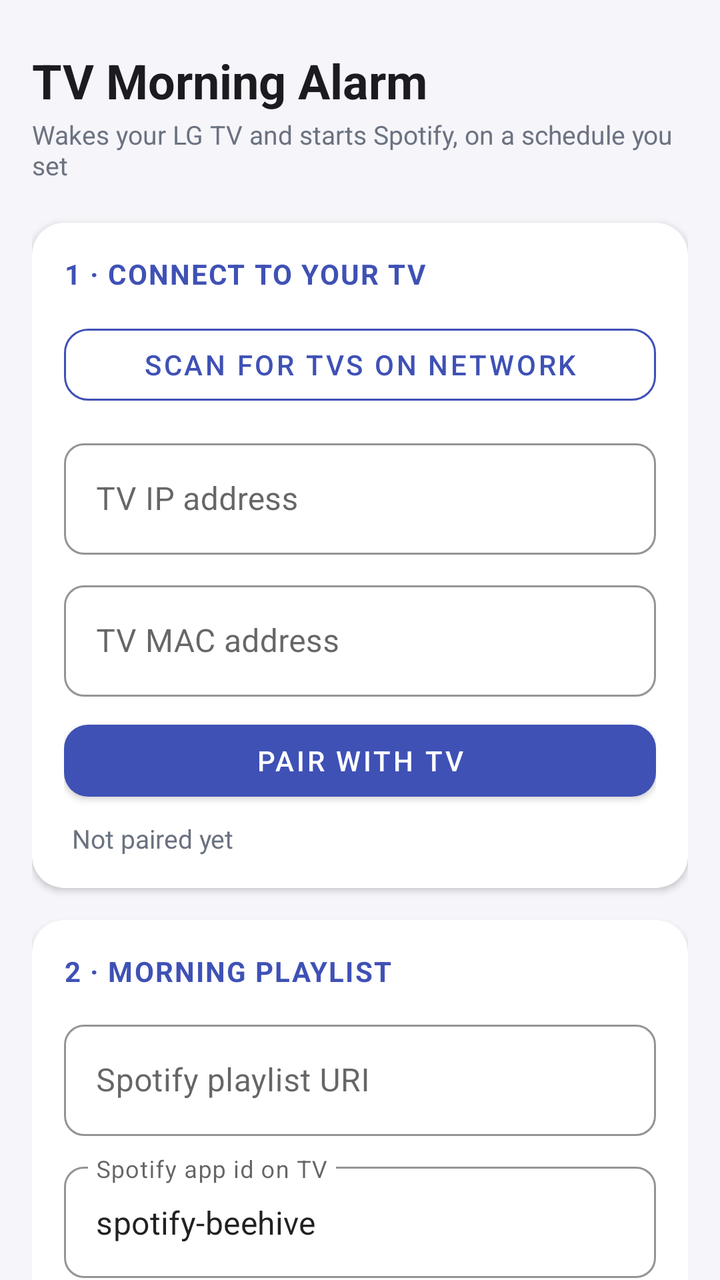
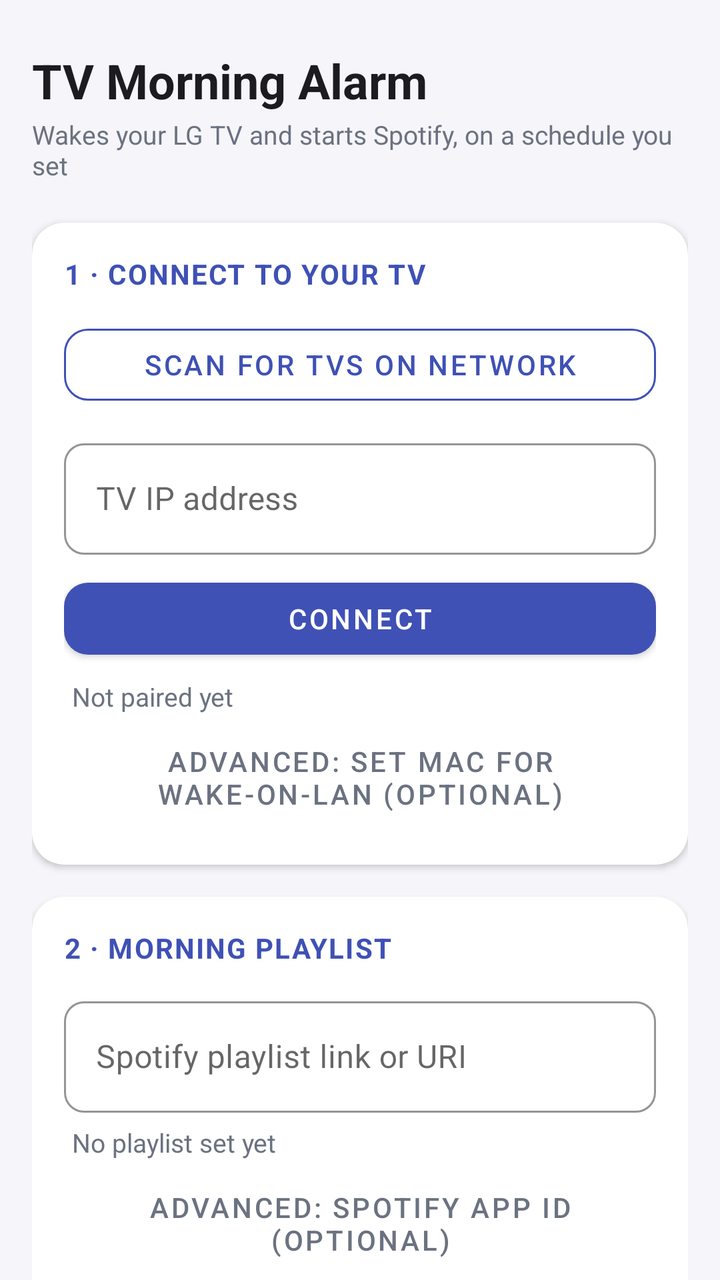

Before-and-after screenshots of an Android layout around one commit, followed by the original layout XML and the change that was made.
<!-- AndroidManifest.xml: application theme Theme.TvAlarm -->
<!-- res/layout/activity_main.xml -->
<?xml version="1.0" encoding="utf-8"?>
<androidx.core.widget.NestedScrollView
    xmlns:android="http://schemas.android.com/apk/res/android"
    xmlns:app="http://schemas.android.com/apk/res-auto"
    android:layout_width="match_parent"
    android:layout_height="match_parent"
    android:background="@color/surface_background">

    <LinearLayout
        android:orientation="vertical"
        android:padding="16dp"
        android:layout_width="match_parent"
        android:layout_height="wrap_content">

        <TextView
            android:text="TV Morning Alarm"
            android:textSize="24sp"
            android:textStyle="bold"
            android:textColor="@color/text_primary"
            android:layout_marginTop="8dp"
            android:layout_marginBottom="2dp"
            android:layout_width="wrap_content"
            android:layout_height="wrap_content" />

        <TextView
            android:text="Wakes your LG TV and starts Spotify, on a schedule you set"
            android:textSize="13sp"
            android:textColor="@color/text_secondary"
            android:layout_marginBottom="20dp"
            android:layout_width="wrap_content"
            android:layout_height="wrap_content" />

        
        <com.google.android.material.card.MaterialCardView style="@style/CardSection">
            <LinearLayout
                android:orientation="vertical"
                android:layout_width="match_parent"
                android:layout_height="wrap_content">

                <TextView android:text="1 \u00b7 Connect to your TV" style="@style/SectionTitle" />

                <com.google.android.material.button.MaterialButton
                    android:id="@+id/btnScan"
                    android:text="Scan for TVs on network"
                    style="@style/OutlinedActionButton"
                    android:layout_marginTop="0dp"
                    android:layout_width="match_parent"
                    android:layout_height="wrap_content" />

                <com.google.android.material.textfield.TextInputLayout
                    style="@style/OutlinedField"
                    android:layout_width="match_parent"
                    android:layout_height="wrap_content"
                    android:hint="TV IP address">
                    <com.google.android.material.textfield.TextInputEditText
                        android:id="@+id/inputTvIp"
                        android:inputType="text"
                        android:importantForAutofill="no"
                        android:layout_width="match_parent"
                        android:layout_height="wrap_content" />
                </com.google.android.material.textfield.TextInputLayout>

                <com.google.android.material.textfield.TextInputLayout
                    style="@style/OutlinedField"
                    android:layout_width="match_parent"
                    android:layout_height="wrap_content"
                    android:hint="TV MAC address">
                    <com.google.android.material.textfield.TextInputEditText
                        android:id="@+id/inputTvMac"
                        android:inputType="text"
                        android:importantForAutofill="no"
                        android:layout_width="match_parent"
                        android:layout_height="wrap_content" />
                </com.google.android.material.textfield.TextInputLayout>

                <com.google.android.material.button.MaterialButton
                    android:id="@+id/btnPair"
                    android:text="Pair with TV"
                    style="@style/PrimaryActionButton"
                    android:layout_width="match_parent"
                    android:layout_height="wrap_content" />

                <TextView
                    android:id="@+id/statusPair"
                    android:text="Not paired yet"
                    style="@style/StatusLine"
                    android:layout_width="match_parent"
                    android:layout_height="wrap_content" />

            </LinearLayout>
        </com.google.android.material.card.MaterialCardView>

        
        <com.google.android.material.card.MaterialCardView style="@style/CardSection">
            <LinearLayout
                android:orientation="vertical"
                android:layout_width="match_parent"
                android:layout_height="wrap_content">

                <TextView android:text="2 \u00b7 Morning playlist" style="@style/SectionTitle" />

                <com.google.android.material.textfield.TextInputLayout
                    style="@style/OutlinedField"
                    android:layout_marginTop="0dp"
                    android:layout_width="match_parent"
                    android:layout_height="wrap_content"
                    android:hint="Spotify playlist URI">
                    <com.google.android.material.textfield.TextInputEditText
                        android:id="@+id/inputPlaylistUri"
                        android:inputType="text"
                        android:importantForAutofill="no"
                        android:layout_width="match_parent"
                        android:layout_height="wrap_content" />
                </com.google.android.material.textfield.TextInputLayout>

                <com.google.android.material.textfield.TextInputLayout
                    style="@style/OutlinedField"
                    android:layout_width="match_parent"
                    android:layout_height="wrap_content"
                    android:hint="Spotify app id on TV">
                    <com.google.android.material.textfield.TextInputEditText
                        android:id="@+id/inputSpotifyAppId"
                        android:text="spotify-beehive"
                        android:inputType="text"
                        android:importantForAutofill="no"
                        android:layout_width="match_parent"
                        android:layout_height="wrap_content" />
                </com.google.android.material.textfield.TextInputLayout>

            </LinearLayout>
        </com.google.android.material.card.MaterialCardView>

        
        <com.google.android.material.card.MaterialCardView style="@style/CardSection">
            <LinearLayout
                android:orientation="vertical"
                android:layout_width="match_parent"
                android:layout_height="wrap_content">

                <TextView android:text="3 \u00b7 Schedule" style="@style/SectionTitle" />

                <TimePicker
                    android:id="@+id/timePicker"
                    android:timePickerMode="spinner"
                    android:layout_width="wrap_content"
                    android:layout_height="wrap_content"
                    android:layout_gravity="center_horizontal" />

                <TextView
                    android:text="Repeat on"
                    android:textSize="12sp"
                    android:textColor="@color/text_secondary"
                    android:layout_marginTop="8dp"
                    android:layout_marginBottom="6dp"
                    android:layout_width="wrap_content"
                    android:layout_height="wrap_content" />

                <com.google.android.material.chip.ChipGroup
                    android:id="@+id/dayChipGroup"
                    app:singleSelection="false"
                    app:chipSpacingHorizontal="4dp"
                    android:layout_width="match_parent"
                    android:layout_height="wrap_content">

                    <com.google.android.material.chip.Chip
                        android:id="@+id/chipSun" android:text="Su" android:checkable="true" android:checked="true" style="@style/DayChip" />
                    <com.google.android.material.chip.Chip
                        android:id="@+id/chipMon" android:text="Mo" android:checkable="true" android:checked="true" style="@style/DayChip" />
                    <com.google.android.material.chip.Chip
                        android:id="@+id/chipTue" android:text="Tu" android:checkable="true" android:checked="true" style="@style/DayChip" />
                    <com.google.android.material.chip.Chip
                        android:id="@+id/chipWed" android:text="We" android:checkable="true" android:checked="true" style="@style/DayChip" />
                    <com.google.android.material.chip.Chip
                        android:id="@+id/chipThu" android:text="Th" android:checkable="true" android:checked="true" style="@style/DayChip" />
                    <com.google.android.material.chip.Chip
                        android:id="@+id/chipFri" android:text="Fr" android:checkable="true" android:checked="true" style="@style/DayChip" />
                    <com.google.android.material.chip.Chip
                        android:id="@+id/chipSat" android:text="Sa" android:checkable="true" android:checked="true" style="@style/DayChip" />
                </com.google.android.material.chip.ChipGroup>

                <com.google.android.material.button.MaterialButton
                    android:id="@+id/btnSave"
                    android:text="Save + Schedule Alarm"
                    style="@style/PrimaryActionButton"
                    android:layout_width="match_parent"
                    android:layout_height="wrap_content" />

                <TextView
                    android:id="@+id/statusSchedule"
                    android:text="Not scheduled yet"
                    style="@style/StatusLine"
                    android:layout_width="match_parent"
                    android:layout_height="wrap_content" />

            </LinearLayout>
        </com.google.android.material.card.MaterialCardView>

        
        <com.google.android.material.card.MaterialCardView style="@style/CardSection">
            <LinearLayout
                android:orientation="vertical"
                android:layout_width="match_parent"
                android:layout_height="wrap_content">

                <TextView android:text="Test it now" style="@style/SectionTitle" />

                <com.google.android.material.button.MaterialButton
                    android:id="@+id/btnRunNow"
                    android:text="Run Now"
                    style="@style/OutlinedActionButton"
                    android:layout_marginTop="0dp"
                    android:layout_width="match_parent"
                    android:layout_height="wrap_content" />

                <TextView
                    android:id="@+id/statusRun"
                    android:text="Not run yet"
                    style="@style/StatusLine"
                    android:layout_width="match_parent"
                    android:layout_height="wrap_content" />

            </LinearLayout>
        </com.google.android.material.card.MaterialCardView>

        <com.google.android.material.button.MaterialButton
            android:id="@+id/btnViewLog"
            android:text="View Debug Log"
            style="@style/TextButtonMuted"
            android:layout_marginBottom="16dp"
            android:layout_gravity="center_horizontal"
            android:layout_width="wrap_content"
            android:layout_height="wrap_content" />

    </LinearLayout>
</androidx.core.widget.NestedScrollView>
<!-- resources referenced by this layout -->
<resources>
  <color name="surface_background">#F5F5FA</color>
  <color name="text_primary">#1C1B1F</color>
  <color name="text_secondary">#6B7280</color>
  <style name="CardSection" parent="Widget.MaterialComponents.CardView">
          <item name="android:layout_width">match_parent</item>
          <item name="android:layout_height">wrap_content</item>
          <item name="cardCornerRadius">16dp</item>
          <item name="cardElevation">2dp</item>
          <item name="cardBackgroundColor">@color/surface_card</item>
          <item name="contentPadding">16dp</item>
          <item name="android:layout_marginBottom">16dp</item>
      </style>
  <style name="DayChip" parent="Widget.MaterialComponents.Chip.Choice">
          <item name="android:layout_width">wrap_content</item>
          <item name="android:layout_height">wrap_content</item>
          <item name="chipBackgroundColor">@color/chip_background_selector</item>
          <item name="android:textColor">@color/chip_text_selector</item>
          <item name="checkedIconVisible">false</item>
          <item name="chipStrokeWidth">0dp</item>
          <item name="android:textSize">12sp</item>
      </style>
  <style name="OutlinedActionButton" parent="Widget.MaterialComponents.Button.OutlinedButton">
          <item name="android:layout_marginTop">8dp</item>
          <item name="strokeColor">@color/brand_primary</item>
          <item name="android:textColor">@color/brand_primary</item>
          <item name="cornerRadius">12dp</item>
      </style>
  <style name="OutlinedField" parent="Widget.MaterialComponents.TextInputLayout.OutlinedBox">
          <item name="android:layout_marginTop">10dp</item>
          <item name="boxCornerRadiusTopStart">10dp</item>
          <item name="boxCornerRadiusTopEnd">10dp</item>
          <item name="boxCornerRadiusBottomStart">10dp</item>
          <item name="boxCornerRadiusBottomEnd">10dp</item>
          <item name="boxStrokeColor">@color/brand_primary</item>
          <item name="hintTextColor">@color/brand_primary</item>
      </style>
  <style name="PrimaryActionButton" parent="Widget.MaterialComponents.Button">
          <item name="android:layout_marginTop">8dp</item>
          <item name="backgroundTint">@color/brand_primary</item>
          <item name="cornerRadius">12dp</item>
      </style>
  <style name="SectionTitle">
          <item name="android:layout_width">wrap_content</item>
          <item name="android:layout_height">wrap_content</item>
          <item name="android:textSize">14sp</item>
          <item name="android:textStyle">bold</item>
          <item name="android:textAllCaps">true</item>
          <item name="android:letterSpacing">0.05</item>
          <item name="android:textColor">@color/brand_primary</item>
          <item name="android:layout_marginBottom">12dp</item>
      </style>
  <style name="StatusLine">
          <item name="android:textSize">13sp</item>
          <item name="android:textColor">@color/text_secondary</item>
          <item name="android:layout_marginTop">6dp</item>
          <item name="android:layout_marginStart">4dp</item>
      </style>
  <style name="TextButtonMuted" parent="Widget.MaterialComponents.Button.TextButton">
          <item name="android:textColor">@color/text_secondary</item>
      </style>
  <color name="surface_card">#FFFFFF</color>
  <color name="brand_primary">#3F51B5</color>
  <color name="brand_primary_dark">#303F9F</color>
  <color name="brand_secondary">#3F51B5</color>
  <color name="brand_on_primary">#FFFFFF</color>
  <!-- unchanged entries left out for length: 1 -->
</resources>

<!-- the commit's change to res/layout/activity_main.xml (unified diff, before → after) -->
@@ -60,22 +60,9 @@
                         android:layout_height="wrap_content" />
                 </com.google.android.material.textfield.TextInputLayout>
 
-                <com.google.android.material.textfield.TextInputLayout
-                    style="@style/OutlinedField"
-                    android:layout_width="match_parent"
-                    android:layout_height="wrap_content"
-                    android:hint="TV MAC address">
-                    <com.google.android.material.textfield.TextInputEditText
-                        android:id="@+id/inputTvMac"
-                        android:inputType="text"
-                        android:importantForAutofill="no"
-                        android:layout_width="match_parent"
-                        android:layout_height="wrap_content" />
-                </com.google.android.material.textfield.TextInputLayout>
-
                 <com.google.android.material.button.MaterialButton
                     android:id="@+id/btnPair"
-                    android:text="Pair with TV"
+                    android:text="Connect"
                     style="@style/PrimaryActionButton"
                     android:layout_width="match_parent"
                     android:layout_height="wrap_content" />
@@ -86,6 +73,44 @@
                     style="@style/StatusLine"
                     android:layout_width="match_parent"
                     android:layout_height="wrap_content" />
+
+                <com.google.android.material.button.MaterialButton
+                    android:id="@+id/toggleMacAdvanced"
+                    android:text="Advanced: set MAC for Wake-on-LAN (optional)"
+                    style="@style/TextButtonMuted"
+                    android:layout_marginTop="4dp"
+                    android:layout_gravity="start"
+                    android:layout_width="wrap_content"
+                    android:layout_height="wrap_content" />
+
+                <LinearLayout
+                    android:id="@+id/macAdvancedSection"
+                    android:orientation="vertical"
+                    android:visibility="gone"
+                    android:layout_width="match_parent"
+                    android:layout_height="wrap_content">
+
+                    <TextView
+                        android:text="Only needed to wake a TV that is fully powered off. Find it in the TV's own Settings \u2192 Network menu."
+                        android:textSize="12sp"
+                        android:textColor="@color/text_secondary"
+                        android:layout_marginTop="4dp"
+                        android:layout_width="match_parent"
+                        android:layout_height="wrap_content" />
+
+                    <com.google.android.material.textfield.TextInputLayout
+                        style="@style/OutlinedField"
+                        android:layout_width="match_parent"
+                        android:layout_height="wrap_content"
+                        android:hint="TV MAC address (optional)">
+                        <com.google.android.material.textfield.TextInputEditText
+                            android:id="@+id/inputTvMac"
+                            android:inputType="text"
+                            android:importantForAutofill="no"
+                            android:layout_width="match_parent"
+                            android:layout_height="wrap_content" />
+                    </com.google.android.material.textfield.TextInputLayout>
+                </LinearLayout>
 
             </LinearLayout>
         </com.google.android.material.card.MaterialCardView>
@@ -104,7 +129,7 @@
                     android:layout_marginTop="0dp"
                     android:layout_width="match_parent"
                     android:layout_height="wrap_content"
-                    android:hint="Spotify playlist URI">
+                    android:hint="Spotify playlist link or URI">
                     <com.google.android.material.textfield.TextInputEditText
                         android:id="@+id/inputPlaylistUri"
                         android:inputType="text"
@@ -113,19 +138,43 @@
                         android:layout_height="wrap_content" />
                 </com.google.android.material.textfield.TextInputLayout>
 
-                <com.google.android.material.textfield.TextInputLayout
-                    style="@style/OutlinedField"
-                    android:layout_width="match_parent"
-                    android:layout_height="wrap_content"
-                    android:hint="Spotify app id on TV">
-                    <com.google.android.material.textfield.TextInputEditText
-                        android:id="@+id/inputSpotifyAppId"
-                        android:text="spotify-beehive"
-                        android:inputType="text"
-                        android:importantForAutofill="no"
-                        android:layout_width="match_parent"
-                        android:layout_height="wrap_content" />
-                </com.google.android.material.textfield.TextInputLayout>
+                <TextView
+                    android:id="@+id/statusPlaylist"
+                    android:text="No playlist set yet"
+                    style="@style/StatusLine"
+                    android:layout_width="match_parent"
+                    android:layout_height="wrap_content" />
+
+                <com.google.android.material.button.MaterialButton
+                    android:id="@+id/togglePlaylistAdvanced"
+                    android:text="Advanced: Spotify app id (optional)"
+                    style="@style/TextButtonMuted"
+                    android:layout_marginTop="4dp"
+                    android:layout_gravity="start"
+                    android:layout_width="wrap_content"
+                    android:layout_height="wrap_content" />
+
+                <LinearLayout
+                    android:id="@+id/playlistAdvancedSection"
+                    android:orientation="vertical"
+                    android:visibility="gone"
+                    android:layout_width="match_parent"
+                    android:layout_height="wrap_content">
+
+                    <com.google.android.material.textfield.TextInputLayout
+                        style="@style/OutlinedField"
+                        android:layout_width="match_parent"
+                        android:layout_height="wrap_content"
+                        android:hint="Spotify app id on TV">
+                        <com.google.android.material.textfield.TextInputEditText
+                            android:id="@+id/inputSpotifyAppId"
+                            android:text="spotify-beehive"
+                            android:inputType="text"
+                            android:importantForAutofill="no"
+                            android:layout_width="match_parent"
+                            android:layout_height="wrap_content" />
+                    </com.google.android.material.textfield.TextInputLayout>
+                </LinearLayout>
 
             </LinearLayout>
         </com.google.android.material.card.MaterialCardView>
